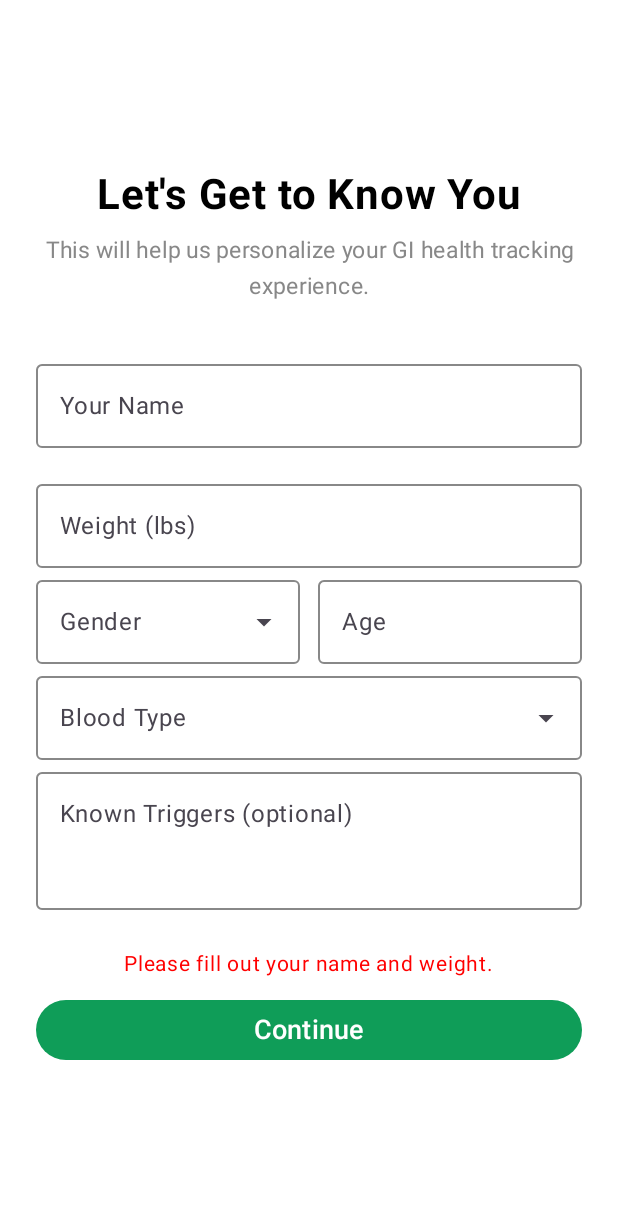
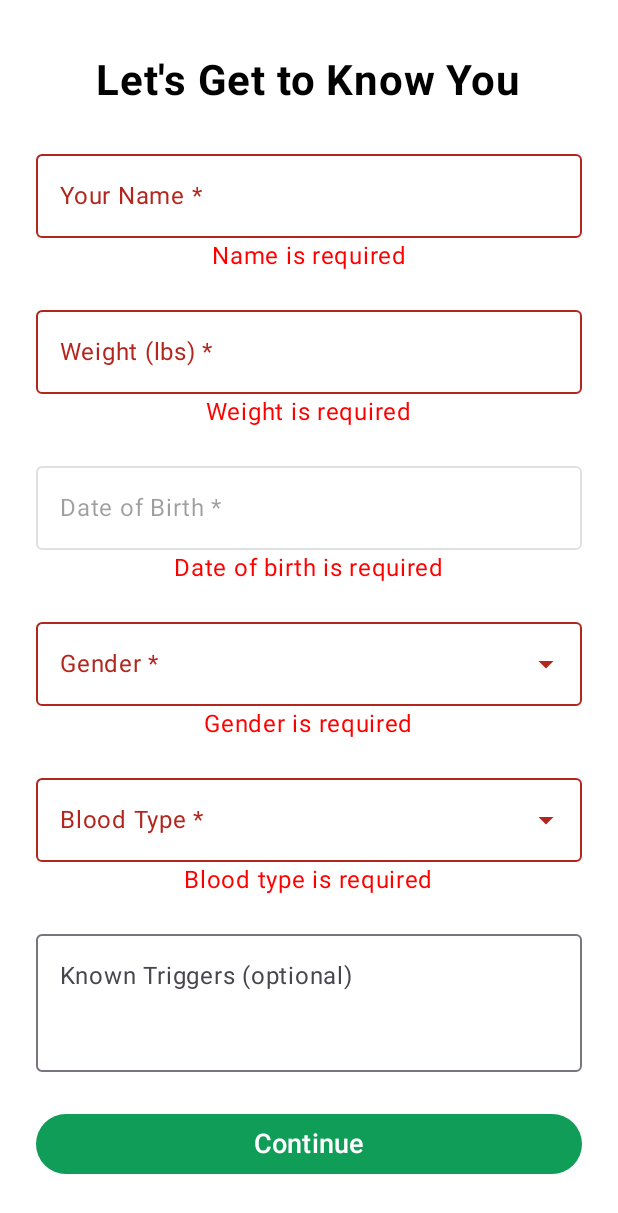
Before and after one commit to BryanLucio12/GI-Health-App, an Android app built with Jetpack Compose: the UserSetupScreen screen opened through its navigation route, after a tap on "Continue", on a phone screen of 412 x 824 dp. Shown: the top 1213 px of the screen. Run offline under Robolectric (Android 15) with nearby library versions, the light colour scheme and no system bars; our stand-ins replace Room's generated code, livedata-compose; 1 statement that could not run was skipped.

Commit message:
Age changed to DOB

```diff
--- a/app/build.gradle.kts
+++ b/app/build.gradle.kts
@@ -55,6 +55,7 @@ dependencies {
     implementation(libs.androidx.compose.ui.tooling.preview)
     implementation(libs.androidx.compose.material3)
     implementation("com.google.code.gson:gson:2.10.1")
+    implementation(libs.androidx.compose.foundation)
     testImplementation(libs.junit)
     androidTestImplementation(libs.androidx.junit)
     androidTestImplementation(libs.androidx.espresso.core)
--- a/app/src/main/java/com/example/gihealth/data/UserInfoDatabase.kt
+++ b/app/src/main/java/com/example/gihealth/data/UserInfoDatabase.kt
@@ -7,7 +7,7 @@ import androidx.room.RoomDatabase
 
 //connecting Entity to the Dao
 
-@Database(entities = [UserInfoEntity::class], version = 1)
+@Database(entities = [UserInfoEntity::class], version = 2)
 abstract class UserInfoDatabase : RoomDatabase() {
 
     abstract fun UserInfoDao(): UserInfoDao
@@ -23,7 +23,7 @@ abstract class UserInfoDatabase : RoomDatabase() {
                     context.applicationContext,
                     UserInfoDatabase::class.java,
                     "user_info_database"
-                ).build()
+                ).fallbackToDestructiveMigration().build()
                 INSTANCE = instance
                 instance
             }
--- a/app/src/main/java/com/example/gihealth/data/UserInfoEntity.kt
+++ b/app/src/main/java/com/example/gihealth/data/UserInfoEntity.kt
@@ -17,5 +17,6 @@ data class UserInfoEntity(
     val gender: String,
     val disease: String,
     val triggers: String,
-    val pin: Int
+    val pin: Int,
+    val dob: String
 )
--- a/app/src/main/java/com/example/gihealth/ui/onboarding/UserSetupScreen.kt
+++ b/app/src/main/java/com/example/gihealth/ui/onboarding/UserSetupScreen.kt
@@ -1,43 +1,55 @@
 package com.example.gihealth.ui.onboarding
 
+import androidx.compose.foundation.ExperimentalFoundationApi
+import androidx.compose.foundation.border
+import androidx.compose.foundation.clickable
+import androidx.compose.foundation.gestures.snapping.SnapLayoutInfoProvider
+import androidx.compose.foundation.gestures.snapping.rememberSnapFlingBehavior
 import androidx.compose.foundation.layout.*
+import androidx.compose.foundation.lazy.LazyColumn
+import androidx.compose.foundation.lazy.rememberLazyListState
+import androidx.compose.foundation.verticalScroll
 import androidx.compose.foundation.rememberScrollState
-import androidx.compose.foundation.verticalScroll
-import androidx.compose.foundation.text.KeyboardOptions
 import androidx.compose.material3.*
-import androidx.compose.material3.ButtonDefaults
 import androidx.compose.runtime.*
 import androidx.compose.ui.Alignment
 import androidx.compose.ui.Modifier
 import androidx.compose.ui.graphics.Color
 import androidx.compose.ui.text.font.FontWeight
-import androidx.compose.ui.text.input.KeyboardType
-import androidx.compose.ui.text.style.TextAlign
 import androidx.compose.ui.unit.dp
 import androidx.compose.ui.unit.sp
 import com.example.gihealth.data.UserInfoViewModel
-import androidx.lifecycle.viewmodel.compose.viewModel
+import java.util.Calendar
 
 @OptIn(ExperimentalMaterial3Api::class)
+@Composable
+fun UserSetupScreen(
+    userInfoViewModel: UserInfoViewModel,
+    onSetUpComplete: () -> Unit
+) {
 
-@Composable
-fun UserSetupScreen(userInfoViewModel: UserInfoViewModel, onSetUpComplete: () -> Unit) {
     var name by remember { mutableStateOf("") }
     var weight by remember { mutableStateOf("") }
     var triggers by remember { mutableStateOf("") }
-    var errorMessage by remember { mutableStateOf("") }
-    var age by remember { mutableStateOf("") }
+
+    var dob by remember { mutableStateOf("") }
+    var gender by remember { mutableStateOf("") }
     var bloodType by remember { mutableStateOf("") }
 
-    var gender by remember { mutableStateOf("") }
-    var expanded by remember { mutableStateOf(false) }
-    val genderOptions = listOf("Male", "Female", "Non-binary" ,"Other", "Prefer not to say")
+    var showErrors by remember { mutableStateOf(false) }
+    var showDobDialog by remember { mutableStateOf(false) }
 
+    var expandedGender by remember { mutableStateOf(false) }
+    val genderOptions = listOf("Male", "Female", "Non-binary", "Other", "Prefer not to say")
 
     var bloodTypeExpanded by remember { mutableStateOf(false) }
     val bloodTypeOptions = listOf("A+", "A−", "B+", "B−", "AB+", "AB−", "O+", "O−", "Not sure")
 
-
+    val isNameValid = name.isNotBlank()
+    val isWeightValid = weight.isNotBlank()
+    val isDobValid = dob.isNotBlank()
+    val isGenderValid = gender.isNotBlank()
+    val isBloodTypeValid = bloodType.isNotBlank()
 
     Box(
         modifier = Modifier
@@ -49,142 +61,129 @@ fun UserSetupScreen(userInfoViewModel: UserInfoViewModel, onSetUpComplete: () ->
             modifier = Modifier
                 .fillMaxWidth()
                 .verticalScroll(rememberScrollState()),
-            horizontalAlignment = Alignment.CenterHorizontally,
-            verticalArrangement = Arrangement.Center
+            horizontalAlignment = Alignment.CenterHorizontally
         ) {
-            // Header
+
             Text(
                 text = "Let's Get to Know You",
                 fontSize = 28.sp,
-                fontWeight = FontWeight.Bold,
-                color = Color.Black,
-                textAlign = TextAlign.Center,
-                modifier = Modifier.padding(bottom = 8.dp)
-            )
-            Text(
-                text = "This will help us personalize your GI health tracking experience.",
-                fontSize = 15.sp,
-                color = Color.Gray,
-                textAlign = TextAlign.Center,
-                modifier = Modifier.padding(bottom = 32.dp)
+                fontWeight = FontWeight.Bold
             )
 
-            // Name field
+            Spacer(modifier = Modifier.height(24.dp))
+
+            // NAME
             OutlinedTextField(
                 value = name,
                 onValueChange = { name = it },
-                label = {
-                    Text("Your Name")
-                },
-                singleLine = true,
-                modifier = Modifier.fillMaxWidth(),
-                colors = OutlinedTextFieldDefaults.colors(
-                    unfocusedBorderColor = Color.Gray
+                label = { Text("Your Name *") },
+                isError = showErrors && !isNameValid,
+                modifier = Modifier.fillMaxWidth()
             )
-            )
+            if (showErrors && !isNameValid) {
+                Text("Name is required", color = Color.Red)
+            }
 
             Spacer(modifier = Modifier.height(16.dp))
 
-            // Weight field
+            // WEIGHT
             OutlinedTextField(
                 value = weight,
-                onValueChange = {
-                    weight = it
+                onValueChange = { input ->
+                    if (input.all { it.isDigit() || it == '.' }) {
+                        weight = input
+                    }
                 },
-                label = {
-                    Text("Weight (lbs)")
-                },
-                singleLine = true,
-                keyboardOptions = KeyboardOptions(keyboardType = KeyboardType.Number),
-                modifier = Modifier.fillMaxWidth(),
-                colors = OutlinedTextFieldDefaults.colors(
-                    unfocusedBorderColor = Color.Gray
+                label = { Text("Weight (lbs) *") },
+                isError = showErrors && !isWeightValid,
+                modifier = Modifier.fillMaxWidth()
             )
+            if (showErrors && !isWeightValid) {
+                Text("Weight is required", color = Color.Red)
+            }
+
+            Spacer(modifier = Modifier.height(16.dp))
+
+            // DOB FIELD
+            Box(
+                modifier = Modifier
+                    .fillMaxWidth()
+                    .clickable { showDobDialog = true }
+            ) {
+                OutlinedTextField(
+                    value = dob,
+                    onValueChange = {},
+                    readOnly = true,
+                    enabled = false,   // important
+                    label = { Text("Date of Birth *") },
+                    isError = showErrors && !isDobValid,
+                    modifier = Modifier.fillMaxWidth()
                 )
+            }
 
-            Row(
-                modifier = Modifier.fillMaxWidth(),
-                horizontalArrangement = Arrangement.spacedBy(12.dp)
-            ) {
-                // Gender dropdown
+            if (showErrors && !isDobValid) {
+                Text("Date of birth is required", color = Color.Red)
+            }
+
+            Spacer(modifier = Modifier.height(16.dp))
+
+            // GENDER
             ExposedDropdownMenuBox(
-                    expanded = expanded,
-                    onExpandedChange = { expanded = !expanded },
-                    modifier = Modifier.weight(1f)
+                expanded = expandedGender,
+                onExpandedChange = { expandedGender = !expandedGender }
             ) {
                 OutlinedTextField(
                     value = gender,
                     onValueChange = {},
                     readOnly = true,
-                        label = { Text("Gender") },
+                    label = { Text("Gender *") },
+                    isError = showErrors && !isGenderValid,
                     trailingIcon = {
-                            ExposedDropdownMenuDefaults.TrailingIcon(expanded = expanded)
+                        ExposedDropdownMenuDefaults.TrailingIcon(expanded = expandedGender)
                     },
                     modifier = Modifier
-                            .menuAnchor(type = MenuAnchorType.PrimaryNotEditable)
-                            .fillMaxWidth(),
-                        colors = OutlinedTextFieldDefaults.colors(
-                            unfocusedBorderColor = Color.Gray
-                        )
+                        .menuAnchor(MenuAnchorType.PrimaryNotEditable)
+                        .fillMaxWidth()
                 )
 
                 ExposedDropdownMenu(
-                        expanded = expanded,
-                        onDismissRequest = {
-                            expanded = false
-                        }
+                    expanded = expandedGender,
+                    onDismissRequest = { expandedGender = false }
                 ) {
                     genderOptions.forEach { option ->
                         DropdownMenuItem(
                             text = { Text(option) },
                             onClick = {
                                 gender = option
-                                    expanded = false
+                                expandedGender = false
                             }
                         )
                     }
                 }
             }
-
-                // Age field
-                OutlinedTextField(
-                    value = age,
-                    onValueChange = { input ->
-                        if (input.all { it.isDigit() } && input.length <= 3) {
-                            age = input
-                        }
-                    },
-                    label = { Text("Age") },
-                    singleLine = true,
-                    keyboardOptions = KeyboardOptions(keyboardType = KeyboardType.Number),
-                    modifier = Modifier
-                        .weight(1f)
-                        .align(Alignment.CenterVertically),
-                    colors = OutlinedTextFieldDefaults.colors(
-                        unfocusedBorderColor = Color.Gray
-                    )
-                )
+            if (showErrors && !isGenderValid) {
+                Text("Gender is required", color = Color.Red)
             }
 
+            Spacer(modifier = Modifier.height(16.dp))
 
-            // Blood Type dropdown
+            // BLOOD TYPE
             ExposedDropdownMenuBox(
                 expanded = bloodTypeExpanded,
-                onExpandedChange = { bloodTypeExpanded = !bloodTypeExpanded },
-                modifier = Modifier.fillMaxWidth()
+                onExpandedChange = { bloodTypeExpanded = !bloodTypeExpanded }
             ) {
                 OutlinedTextField(
                     value = bloodType,
                     onValueChange = {},
                     readOnly = true,
-                    label = { Text("Blood Type") },
+                    label = { Text("Blood Type *") },
+                    isError = showErrors && !isBloodTypeValid,
                     trailingIcon = {
                         ExposedDropdownMenuDefaults.TrailingIcon(expanded = bloodTypeExpanded)
                     },
                     modifier = Modifier
-                        .menuAnchor(type = MenuAnchorType.PrimaryNotEditable)
-                        .fillMaxWidth(),
-                    colors = OutlinedTextFieldDefaults.colors(unfocusedBorderColor = Color.Gray)
+                        .menuAnchor(MenuAnchorType.PrimaryNotEditable)
+                        .fillMaxWidth()
                 )
 
                 ExposedDropdownMenu(
@@ -202,8 +201,12 @@ fun UserSetupScreen(userInfoViewModel: UserInfoViewModel, onSetUpComplete: () ->
                     }
                 }
             }
+            if (showErrors && !isBloodTypeValid) {
+                Text("Blood type is required", color = Color.Red)
+            }
 
-            // Known triggers
+            Spacer(modifier = Modifier.height(16.dp))
+
             OutlinedTextField(
                 value = triggers,
                 onValueChange = { triggers = it },
@@ -211,10 +214,7 @@ fun UserSetupScreen(userInfoViewModel: UserInfoViewModel, onSetUpComplete: () ->
                 singleLine = false,
                 modifier = Modifier
                     .fillMaxWidth()
-                    .height(100.dp),
-                colors = OutlinedTextFieldDefaults.colors(
-                    unfocusedBorderColor = Color.Gray
-                )
+                    .height(100.dp)
             )
 
             Spacer(modifier = Modifier.height(24.dp))
@@ -233,32 +233,147 @@ fun UserSetupScreen(userInfoViewModel: UserInfoViewModel, onSetUpComplete: () ->
             Button(
                 colors = ButtonDefaults.buttonColors(containerColor = Color(0xFF0F9D58)),
                 onClick = {
-                    //Checks if name or weight is empty
-                    if (name.isBlank() || weight.isBlank()) {
-                        errorMessage = "Please fill out your name and weight."
-                    }
-                    else {
-                        errorMessage = ""
-                        //saves info to db through viewmodel
+                    showErrors = true
+                    if (isNameValid &&
+                        isWeightValid &&
+                        isDobValid &&
+                        isGenderValid &&
+                        isBloodTypeValid
+                    ) {
                         userInfoViewModel.saveUserInfo(
                             name = name,
-                            age = age.toIntOrNull() ?: 0,
+                            age = 0,
                             bloodType = bloodType,
                             weight = weight.toFloatOrNull() ?: 0f,
                             gender = gender,
                             disease = "",
-                            triggers = triggers
-
+                            triggers = triggers,
+                            dob = dob
                         )
                         //go to main app screen
                         onSetUpComplete()
                     }
                 },
-                modifier = Modifier
-                    .fillMaxWidth()
-            ){
+                modifier = Modifier.fillMaxWidth()
+            ) {
                 Text("Continue", color = Color.White, fontSize = 18.sp)
             }
         }
     }
+
+    if (showDobDialog) {
+        DobDialog(
+            onDismiss = { showDobDialog = false },
+            onConfirm = {
+                dob = it
+                showDobDialog = false
             }
+        )
+    }
+}
+
+@Composable
+fun DobDialog(
+    onDismiss: () -> Unit,
+    onConfirm: (String) -> Unit
+) {
+    val months = (1..12).map { it.toString().padStart(2, '0') }
+    val days = (1..31).map { it.toString().padStart(2, '0') }
+    val currentYear = Calendar.getInstance().get(Calendar.YEAR)
+    val years = (1900..currentYear).map { it.toString() }.reversed()
+
+    var selectedMonth by remember { mutableStateOf(months[0]) }
+    var selectedDay by remember { mutableStateOf(days[0]) }
+    var selectedYear by remember { mutableStateOf(years[0]) }
+
+    AlertDialog(
+        onDismissRequest = onDismiss,
+        confirmButton = {
+            TextButton(
+                onClick = {
+                    onConfirm("$selectedMonth/$selectedDay/$selectedYear")
+                }
+            ) {
+                Text("Confirm", color = Color(0xFF0F9D58))
+            }
+        },
+        dismissButton = {
+            TextButton(onClick = onDismiss) {
+                Text("Cancel")
+            }
+        },
+        text = {
+            Row(
+                modifier = Modifier
+                    .fillMaxWidth()
+                    .height(160.dp),
+                horizontalArrangement = Arrangement.SpaceEvenly
+            ) {
+                WheelColumn(months) { selectedMonth = it }
+                WheelColumn(days) { selectedDay = it }
+                WheelColumn(years) { selectedYear = it }
+            }
+        }
+    )
+}
+
+@OptIn(ExperimentalFoundationApi::class)
+@Composable
+fun WheelColumn(
+    items: List<String>,
+    onItemSelected: (String) -> Unit
+) {
+    val itemHeight = 40.dp
+    val visibleItemsCount = 3
+
+    val listState = rememberLazyListState()
+
+    val flingBehavior = rememberSnapFlingBehavior(
+        lazyListState = listState
+    )
+
+    Box(
+        modifier = Modifier
+            .width(90.dp)
+            .height(itemHeight * visibleItemsCount)
+    ) {
+        LazyColumn(
+            state = listState,
+            flingBehavior = flingBehavior,
+            contentPadding = PaddingValues(
+                vertical = itemHeight
+            )
+        ) {
+            items(items.size) { index ->
+                Box(
+                    modifier = Modifier
+                        .fillMaxWidth()
+                        .height(itemHeight),
+                    contentAlignment = Alignment.Center
+                ) {
+                    Text(
+                        text = items[index],
+                        fontSize = 18.sp,
+                        fontWeight = FontWeight.Medium
+                    )
+                }
+            }
+        }
+
+        // Center highlight
+        Box(
+            modifier = Modifier
+                .align(Alignment.Center)
+                .height(itemHeight)
+                .fillMaxWidth()
+                .border(1.dp, Color(0xFF0F9D58))
+        )
+    }
+
+    LaunchedEffect(listState.firstVisibleItemIndex) {
+        val index = listState.firstVisibleItemIndex
+        if (index in items.indices) {
+            onItemSelected(items[index])
+        }
+    }
+}
--- a/gradle/libs.versions.toml
+++ b/gradle/libs.versions.toml
@@ -8,6 +8,7 @@ espressoCore = "3.5.1"
 lifecycleRuntimeKtx = "2.6.1"
 activityCompose = "1.8.0"
 composeBom = "2024.09.00"
+foundation = "1.10.3"
 
 [libraries]
 androidx-core-ktx = { group = "androidx.core", name = "core-ktx", version.ref = "coreKtx" }
@@ -24,6 +25,7 @@ androidx-compose-ui-tooling-preview = { group = "androidx.compose.ui", name = "u
 androidx-compose-ui-test-manifest = { group = "androidx.compose.ui", name = "ui-test-manifest" }
 androidx-compose-ui-test-junit4 = { group = "androidx.compose.ui", name = "ui-test-junit4" }
 androidx-compose-material3 = { group = "androidx.compose.material3", name = "material3" }
+androidx-compose-foundation = { group = "androidx.compose.foundation", name = "foundation", version.ref = "foundation" }
 
 [plugins]
 android-application = { id = "com.android.application", version.ref = "agp" }
```
Also changed, not shown: app/src/main/java/com/example/gihealth/data/UserInfoViewModel.kt (+6 -3 lines), app/src/main/java/com/example/gihealth/ui/onboarding/ProfileScreen.kt (+70 -51 lines). Lines whose indentation alone changed are shown as unchanged.
